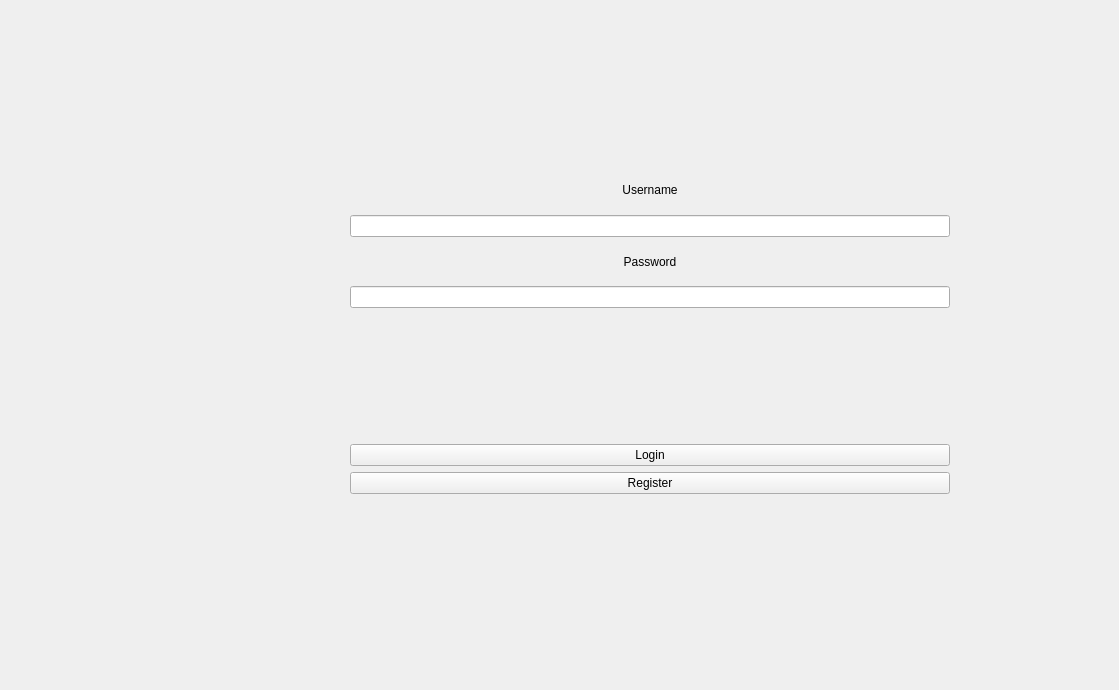
Qt form Biblioteca/UserApp/Login.ui (EchipaSMC/Biblioteca) before a commit.
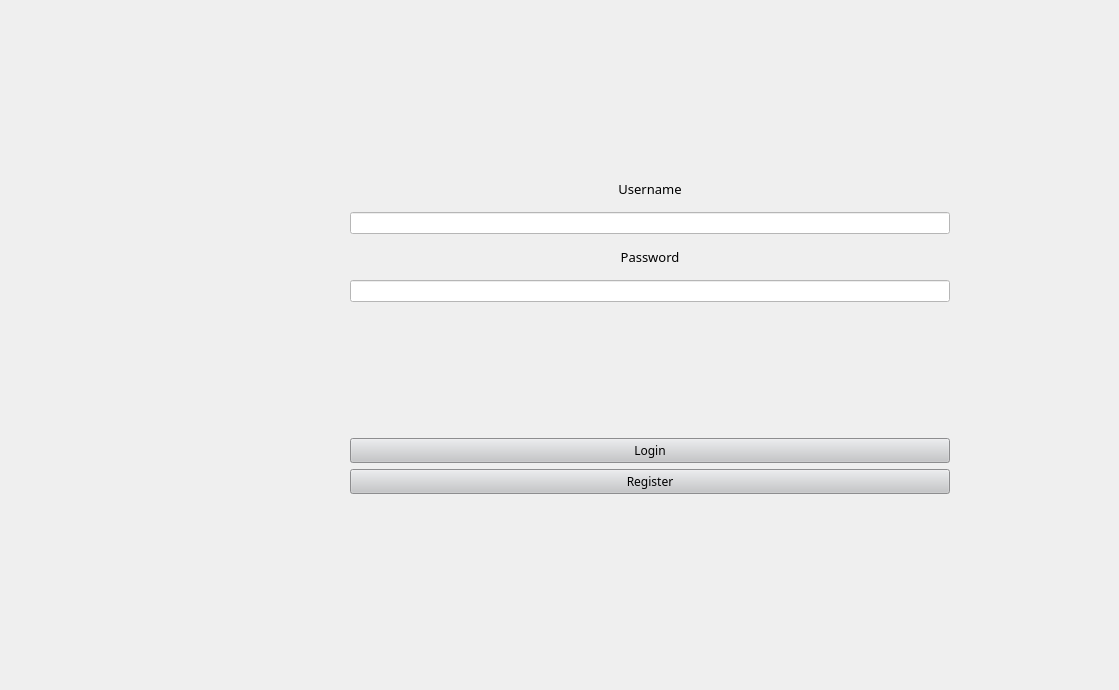
The same form after that commit.

Diff of the .ui file:
```diff
--- a/Biblioteca/UserApp/Login.ui
+++ b/Biblioteca/UserApp/Login.ui
@@ -31,6 +31,12 @@
     </property>
     <item>
      <widget class="QLabel" name="label">
+      <property name="font">
+       <font>
+        <family>Bahnschrift SemiBold</family>
+        <pointsize>10</pointsize>
+       </font>
+      </property>
       <property name="text">
        <string>Username</string>
       </property>
@@ -40,10 +46,20 @@
      </widget>
     </item>
     <item>
-     <widget class="QLineEdit" name="usernameInput"/>
+     <widget class="QLineEdit" name="usernameInput">
+      <property name="styleSheet">
+       <string notr="true">background-color: rgb(255, 255, 255);</string>
+      </property>
+     </widget>
     </item>
     <item>
      <widget class="QLabel" name="label_2">
+      <property name="font">
+       <font>
+        <family>Bahnschrift SemiBold</family>
+        <pointsize>10</pointsize>
+       </font>
+      </property>
       <property name="text">
        <string>Password</string>
       </property>
@@ -54,6 +70,9 @@
     </item>
     <item>
      <widget class="QLineEdit" name="passwordInput">
+      <property name="styleSheet">
+       <string notr="true">background-color: rgb(255, 255, 255);</string>
+      </property>
       <property name="echoMode">
        <enum>QLineEdit::Password</enum>
       </property>
@@ -77,6 +96,14 @@
     </item>
     <item>
      <widget class="QPushButton" name="loginBtn">
+      <property name="font">
+       <font>
+        <family>Bahnschrift SemiBold</family>
+       </font>
+      </property>
+      <property name="styleSheet">
+       <string notr="true">background-color: rgb(197, 198, 200);</string>
+      </property>
       <property name="text">
        <string>Login</string>
       </property>
@@ -84,6 +111,14 @@
     </item>
     <item>
      <widget class="QPushButton" name="registerBtn">
+      <property name="font">
+       <font>
+        <family>Bahnschrift SemiBold</family>
+       </font>
+      </property>
+      <property name="styleSheet">
+       <string notr="true">background-color: rgb(197, 198, 200);</string>
+      </property>
       <property name="text">
        <string>Register</string>
       </property>
```
